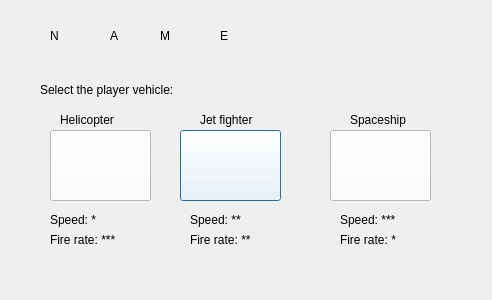
kanniai/tuni-programming, file Game/dialog.ui: the form before one commit.
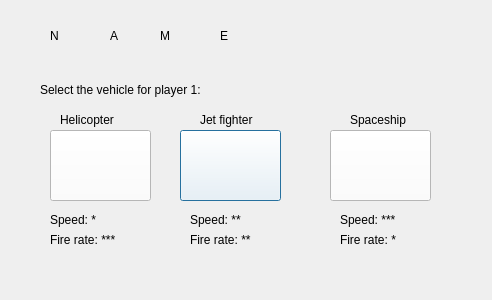
The form after the commit. Icons and pictures are not drawn.

What changed in the file:
```diff
--- a/Game/dialog.ui
+++ b/Game/dialog.ui
@@ -57,12 +57,12 @@
     <rect>
      <x>40</x>
      <y>80</y>
-     <width>181</width>
+     <width>211</width>
      <height>20</height>
     </rect>
    </property>
    <property name="text">
-    <string>Select the player vehicle:</string>
+    <string>Select the vehicle for player 1:</string>
    </property>
   </widget>
   <widget class="QLabel" name="heliStatsLabel_1">
```
